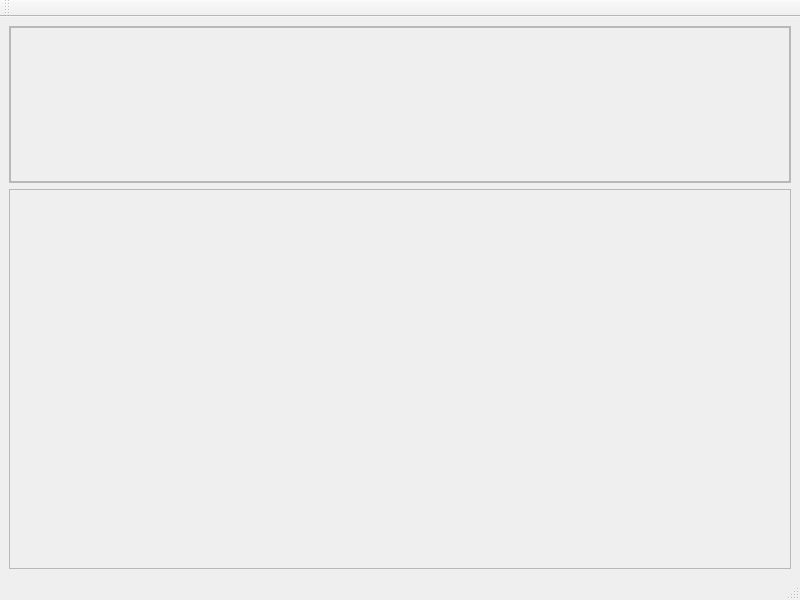
Old version of the form MainWindow.ui in the repository fritzone/funkplot.
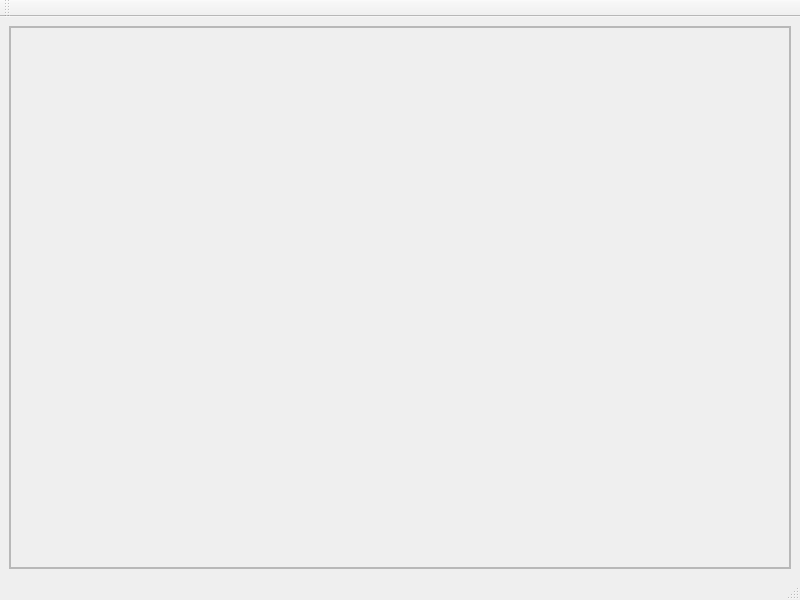
New version of the form.

Patch:
```diff
--- a/MainWindow.ui
+++ b/MainWindow.ui
@@ -66,23 +66,6 @@
       </layout>
      </widget>
     </item>
-    <item>
-     <widget class="QFrame" name="frmDrawing">
-      <property name="minimumSize">
-       <size>
-        <width>0</width>
-        <height>380</height>
-       </size>
-      </property>
-      <property name="frameShape">
-       <enum>QFrame::StyledPanel</enum>
-      </property>
-      <property name="frameShadow">
-       <enum>QFrame::Raised</enum>
-      </property>
-      <layout class="QVBoxLayout" name="verticalLayout"/>
-     </widget>
-    </item>
    </layout>
   </widget>
   <widget class="QMenuBar" name="menubar">
```
